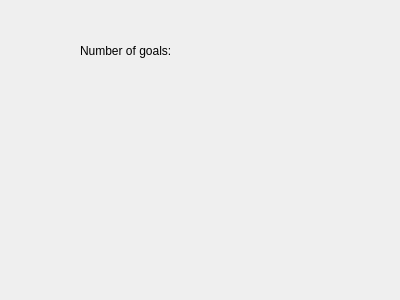
First picture: the form in teamstatistics.ui, repository TNT57/FootballClubManagementSystem, before the edit.
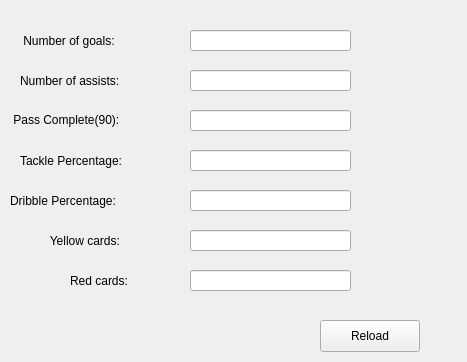
Second picture: the form after the edit.

Patch:
```diff
--- a/teamstatistics.ui
+++ b/teamstatistics.ui
@@ -6,8 +6,8 @@
    <rect>
     <x>0</x>
     <y>0</y>
-    <width>400</width>
-    <height>300</height>
+    <width>467</width>
+    <height>362</height>
    </rect>
   </property>
   <property name="windowTitle">
@@ -16,14 +16,196 @@
   <widget class="QLabel" name="label">
    <property name="geometry">
     <rect>
-     <x>80</x>
-     <y>40</y>
+     <x>20</x>
+     <y>30</y>
+     <width>131</width>
+     <height>21</height>
+    </rect>
+   </property>
+   <property name="text">
+    <string> Number of goals:</string>
+   </property>
+  </widget>
+  <widget class="QLabel" name="label_2">
+   <property name="geometry">
+    <rect>
+     <x>20</x>
+     <y>70</y>
+     <width>121</width>
+     <height>21</height>
+    </rect>
+   </property>
+   <property name="text">
+    <string>Number of assists:</string>
+   </property>
+  </widget>
+  <widget class="QLabel" name="label_3">
+   <property name="geometry">
+    <rect>
+     <x>10</x>
+     <y>110</y>
+     <width>141</width>
+     <height>20</height>
+    </rect>
+   </property>
+   <property name="text">
+    <string> Pass Complete(90):</string>
+   </property>
+  </widget>
+  <widget class="QLabel" name="label_4">
+   <property name="geometry">
+    <rect>
+     <x>20</x>
+     <y>150</y>
+     <width>121</width>
+     <height>21</height>
+    </rect>
+   </property>
+   <property name="text">
+    <string>Tackle Percentage: </string>
+   </property>
+  </widget>
+  <widget class="QLabel" name="label_5">
+   <property name="geometry">
+    <rect>
+     <x>10</x>
+     <y>190</y>
+     <width>151</width>
+     <height>21</height>
+    </rect>
+   </property>
+   <property name="text">
+    <string>Dribble Percentage: </string>
+   </property>
+  </widget>
+  <widget class="QLabel" name="label_6">
+   <property name="geometry">
+    <rect>
+     <x>40</x>
+     <y>230</y>
+     <width>121</width>
+     <height>21</height>
+    </rect>
+   </property>
+   <property name="text">
+    <string>   Yellow cards: </string>
+   </property>
+  </widget>
+  <widget class="QLabel" name="label_7">
+   <property name="geometry">
+    <rect>
+     <x>70</x>
+     <y>270</y>
      <width>101</width>
      <height>21</height>
     </rect>
    </property>
    <property name="text">
-    <string>Number of goals:</string>
+    <string>Red cards: </string>
+   </property>
+  </widget>
+  <widget class="QLineEdit" name="goalLabel">
+   <property name="geometry">
+    <rect>
+     <x>190</x>
+     <y>30</y>
+     <width>161</width>
+     <height>21</height>
+    </rect>
+   </property>
+   <property name="readOnly">
+    <bool>true</bool>
+   </property>
+  </widget>
+  <widget class="QLineEdit" name="assistLabel">
+   <property name="geometry">
+    <rect>
+     <x>190</x>
+     <y>70</y>
+     <width>161</width>
+     <height>21</height>
+    </rect>
+   </property>
+   <property name="readOnly">
+    <bool>true</bool>
+   </property>
+  </widget>
+  <widget class="QLineEdit" name="passLabel">
+   <property name="geometry">
+    <rect>
+     <x>190</x>
+     <y>110</y>
+     <width>161</width>
+     <height>21</height>
+    </rect>
+   </property>
+   <property name="readOnly">
+    <bool>true</bool>
+   </property>
+  </widget>
+  <widget class="QLineEdit" name="tackleLabel">
+   <property name="geometry">
+    <rect>
+     <x>190</x>
+     <y>150</y>
+     <width>161</width>
+     <height>21</height>
+    </rect>
+   </property>
+   <property name="readOnly">
+    <bool>true</bool>
+   </property>
+  </widget>
+  <widget class="QLineEdit" name="dribbleLabel">
+   <property name="geometry">
+    <rect>
+     <x>190</x>
+     <y>190</y>
+     <width>161</width>
+     <height>21</height>
+    </rect>
+   </property>
+   <property name="readOnly">
+    <bool>true</bool>
+   </property>
+  </widget>
+  <widget class="QLineEdit" name="yellowLabel">
+   <property name="geometry">
+    <rect>
+     <x>190</x>
+     <y>230</y>
+     <width>161</width>
+     <height>21</height>
+    </rect>
+   </property>
+   <property name="readOnly">
+    <bool>true</bool>
+   </property>
+  </widget>
+  <widget class="QLineEdit" name="redLabel">
+   <property name="geometry">
+    <rect>
+     <x>190</x>
+     <y>270</y>
+     <width>161</width>
+     <height>21</height>
+    </rect>
+   </property>
+   <property name="readOnly">
+    <bool>true</bool>
+   </property>
+  </widget>
+  <widget class="QPushButton" name="btnReload">
+   <property name="geometry">
+    <rect>
+     <x>320</x>
+     <y>320</y>
+     <width>100</width>
+     <height>32</height>
+    </rect>
+   </property>
+   <property name="text">
+    <string>Reload</string>
    </property>
   </widget>
  </widget>
```
